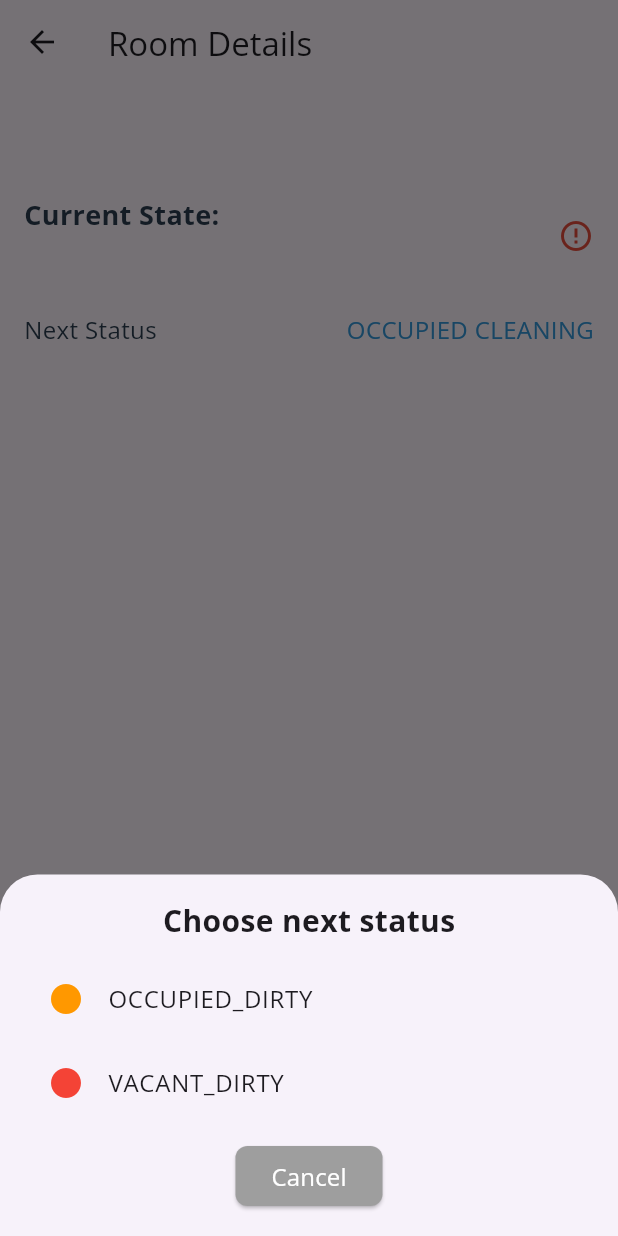
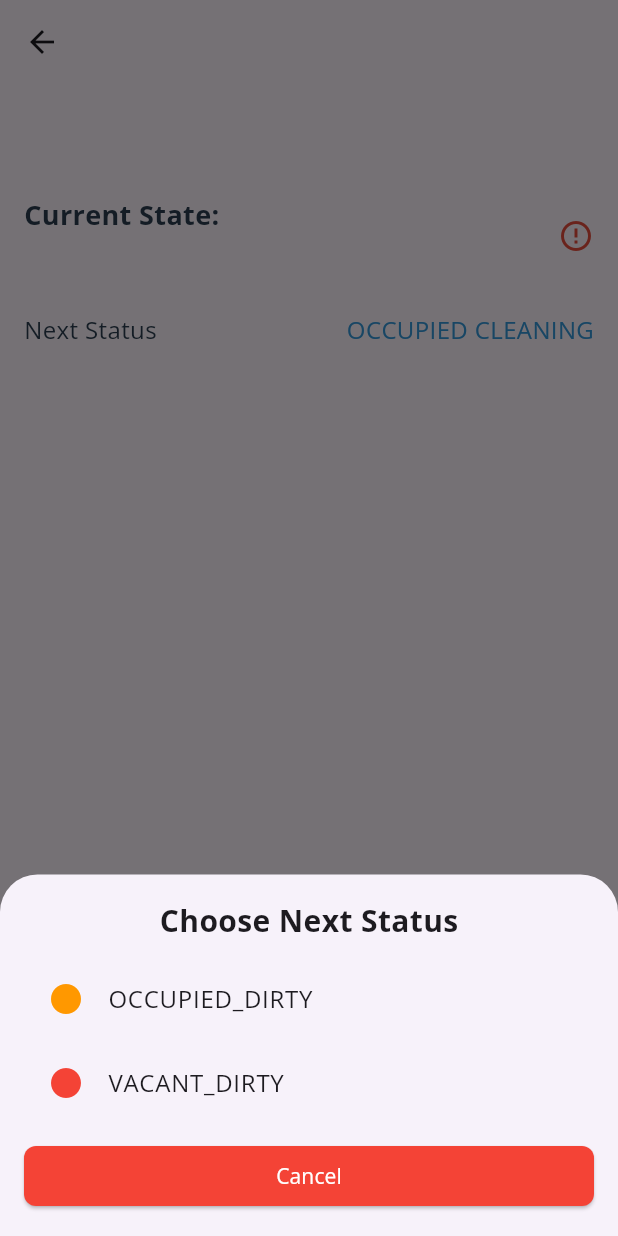
Before and after one commit to acmadsaiful090/kontena-HK, a Flutter app: the DetailRoomPage screen opened directly with empty values, after a tap on "Update Status", on a phone screen of 412 x 824 dp. Run offline on Flutter 3.47's test engine with Material 3 defaults, Android fonts, the phone set to English and light mode, and no system bars; our stand-ins replace image_picker.

Commit message:
detail room styling

```diff
--- a/lib/presentation/home_page/detail_room_page.dart
+++ b/lib/presentation/home_page/detail_room_page.dart
@@ -1,6 +1,7 @@
 import 'dart:convert';
 import 'package:flutter/material.dart';
 import 'package:http/http.dart' as http;
+import 'package:kontena_hk/presentation/lost_found_page/lost_found_add_page.dart';
 
 class DetailRoomPage extends StatefulWidget {
   final String data;
@@ -17,9 +18,7 @@ class _DetailRoomPageState extends State<DetailRoomPage> {
   @override
   Widget build(BuildContext context) {
     return Scaffold(
-      appBar: AppBar(
-        title: Text('Room Details'),
-      ),
+      appBar: AppBar(),
       body: LayoutBuilder(
         builder: (context, constraints) {
           return SingleChildScrollView(
@@ -145,7 +144,7 @@ class _DetailRoomPageState extends State<DetailRoomPage> {
             mainAxisSize: MainAxisSize.min,
             children: [
               Text(
-                'Choose next status',
+                'Choose Next Status',
                 style: TextStyle(
                   fontSize: 20,
                   fontWeight: FontWeight.bold,
@@ -167,9 +166,11 @@ class _DetailRoomPageState extends State<DetailRoomPage> {
                 },
               ),
               SizedBox(height: 10),
-              ElevatedButton(
+              SizedBox(
+                width: double.infinity,
+                child: ElevatedButton(
                   style: ElevatedButton.styleFrom(
-                  backgroundColor: Colors.grey,
+                    backgroundColor: Colors.red,
                     shape: RoundedRectangleBorder(
                       borderRadius: BorderRadius.circular(8),
                     ),
@@ -177,12 +178,11 @@ class _DetailRoomPageState extends State<DetailRoomPage> {
                   onPressed: () {
                     Navigator.of(context).pop();
                   },
-                child: Text(
-                  'Cancel',
+                  child: Text('Cancel',
                       style: TextStyle(
+                          fontFamily: 'OpenSans',
                           color: Colors.white,
-                    fontSize: 16,
-                  ),
+                          fontSize: 14)),
                 ),
               ),
             ],
@@ -208,7 +208,6 @@ class _DetailRoomPageState extends State<DetailRoomPage> {
             ),
             TextButton(
               onPressed: () {
-                // Implement your update status logic here
                 Navigator.of(context).pop();
                 Navigator.of(context).pop();
                 setState(() {
@@ -249,7 +248,10 @@ class _DetailRoomPageState extends State<DetailRoomPage> {
                 title: Text('Lost & Found'),
                 onTap: () {
                   print('Lost & Found reported');
-                  Navigator.of(context).pop();
+                  Navigator.push(
+                      context,
+                      MaterialPageRoute(
+                          builder: (context) => LostFoundAddPage()));
                 },
               ),
               ListTile(
@@ -261,9 +263,11 @@ class _DetailRoomPageState extends State<DetailRoomPage> {
                 },
               ),
               SizedBox(height: 10),
-              ElevatedButton(
+              SizedBox(
+                width: double.infinity,
+                child: ElevatedButton(
                   style: ElevatedButton.styleFrom(
-                  backgroundColor: Colors.grey,
+                    backgroundColor: Colors.red,
                     shape: RoundedRectangleBorder(
                       borderRadius: BorderRadius.circular(8),
                     ),
@@ -271,12 +275,11 @@ class _DetailRoomPageState extends State<DetailRoomPage> {
                   onPressed: () {
                     Navigator.of(context).pop();
                   },
-                child: Text(
-                  'Cancel',
+                  child: Text('Cancel',
                       style: TextStyle(
+                          fontFamily: 'OpenSans',
                           color: Colors.white,
-                    fontSize: 16,
-                  ),
+                          fontSize: 14)),
                 ),
               ),
             ],
```
Lines whose indentation alone changed are shown as unchanged.
